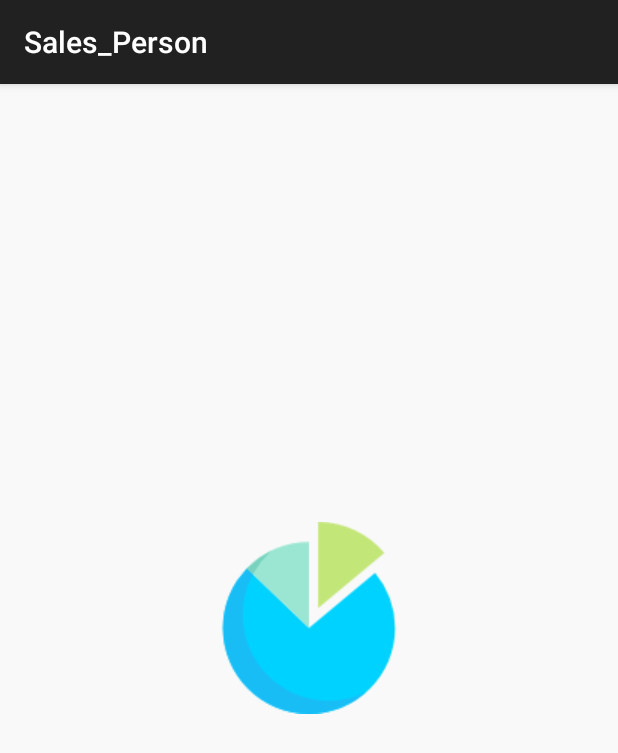
After one commit to abdulwahed85/Sales_Person-Talal, an Android app: the SplashScreenActivity screen opened directly, with no data from a screen before it, on a phone screen of 412 x 824 dp. The commit adds this screen. Shown: the top 753 px of the screen. Run offline under Robolectric (Android 15) with nearby library versions, the phone set to English and light mode, and no system bars; 1 statement that could not run was skipped.

Commit message:
splash screen

```diff
--- a/app/src/main/AndroidManifest.xml
+++ b/app/src/main/AndroidManifest.xml
@@ -4,7 +4,6 @@
 
     <uses-permission android:name="android.permission.INTERNET" />
     <uses-permission android:name="android.permission.READ_EXTERNAL_STORAGE" />
-
 
     <application
         android:allowBackup="true"
@@ -13,7 +12,14 @@
         android:roundIcon="@mipmap/ic_launcher_round"
         android:supportsRtl="true"
         android:theme="@style/AppTheme">
-        <activity android:name=".EditUserCommission"></activity>
+        <activity android:name=".SplashScreenActivity" android:theme="@style/SplashScreenTheme">
+            <intent-filter>
+                <action android:name="android.intent.action.MAIN" />
+
+                <category android:name="android.intent.category.LAUNCHER" />
+            </intent-filter>
+        </activity>
+        <activity android:name=".EditUserCommission" />
         <activity android:name=".EditUserData" />
         <activity android:name=".ViewUserData" />
         <activity android:name=".EditMyProfileActivity" />
@@ -23,11 +29,7 @@
         <activity android:name=".Registration" />
         <activity android:name=".ControlPanel" />
         <activity android:name=".MainActivity">
-            <intent-filter>
-                <action android:name="android.intent.action.MAIN" />
 
-                <category android:name="android.intent.category.LAUNCHER" />
-            </intent-filter>
         </activity>
     </application>
 
--- a/app/src/main/java/svu/org/MainActivity.java
+++ b/app/src/main/java/svu/org/MainActivity.java
@@ -20,6 +20,7 @@
 
    // @Override
     protected void onCreate(Bundle savedInstanceState) {
+
         super.onCreate(savedInstanceState);
         setContentView(R.layout.activity_main);
         if (this.getIntent().hasExtra("message")) {
--- /dev/null
+++ b/app/src/main/java/svu/org/SplashScreenActivity.java
@@ -0,0 +1,19 @@
+package svu.org;
+
+import android.content.Intent;
+import android.support.v7.app.AppCompatActivity;
+import android.os.Bundle;
+
+public class SplashScreenActivity extends AppCompatActivity {
+
+    @Override
+    protected void onCreate(Bundle savedInstanceState) {
+        super.onCreate(savedInstanceState);
+        setContentView(R.layout.activity_splash_screen);
+
+        Intent intent = new Intent(getApplicationContext(),
+                MainActivity.class);
+        startActivity(intent);
+        finish();
+    }
+}
--- /dev/null
+++ b/app/src/main/res/drawable/splash_screen_background.xml
@@ -0,0 +1,13 @@
+<?xml version="1.0" encoding="utf-8"?>
+
+<layer-list xmlns:android="http://schemas.android.com/apk/res/android" android:layout_height="match_parent" android:layout_width="match_parent">
+
+    <item android:drawable="@color/whiteback"/>
+
+    <!-- Set the Background Image-->
+    <item android:gravity="center" android:width="500dp" android:height="700dp">
+        <bitmap
+            android:gravity="center"
+            android:src="@drawable/finances128"/>
+    </item>
+</layer-list>
--- /dev/null
+++ b/app/src/main/res/layout/activity_splash_screen.xml
@@ -0,0 +1,9 @@
+<?xml version="1.0" encoding="utf-8"?>
+<android.support.constraint.ConstraintLayout xmlns:android="http://schemas.android.com/apk/res/android"
+    xmlns:app="http://schemas.android.com/apk/res-auto"
+    xmlns:tools="http://schemas.android.com/tools"
+    android:layout_width="match_parent"
+    android:layout_height="match_parent"
+    tools:context=".SplashScreenActivity">
+
+</android.support.constraint.ConstraintLayout>
--- a/app/src/main/res/values/styles.xml
+++ b/app/src/main/res/values/styles.xml
@@ -8,4 +8,9 @@
         <item name="colorAccent">@color/colorAccent</item>
     </style>
 
+    <!--Style for Splash Screen-->
+    <style name="SplashScreenTheme" parent="Theme.AppCompat.Light.DarkActionBar">
+        <item name ="android:windowBackground"> @drawable/splash_screen_background</item>
+    </style>
+
 </resources>
```
Also changed, not shown: app/src/main/res/drawable/finances.png (added), app/src/main/res/drawable/finances1.png (added), app/src/main/res/drawable/finances128.png (added), app/src/main/res/drawable/finances3.png (added).
